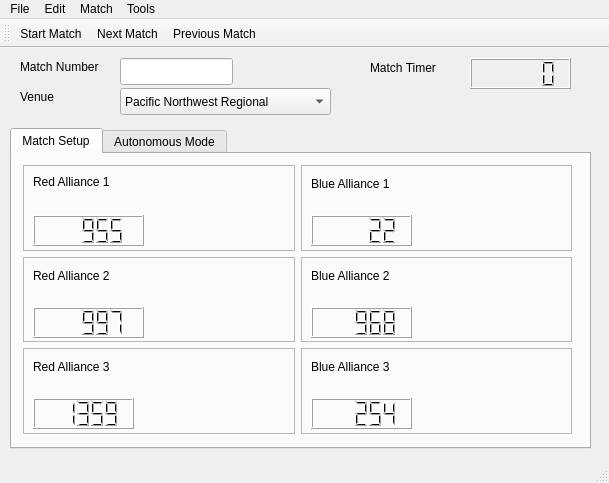
takikawa/wiiscouter, file wiiscouter.ui: the form before one commit.
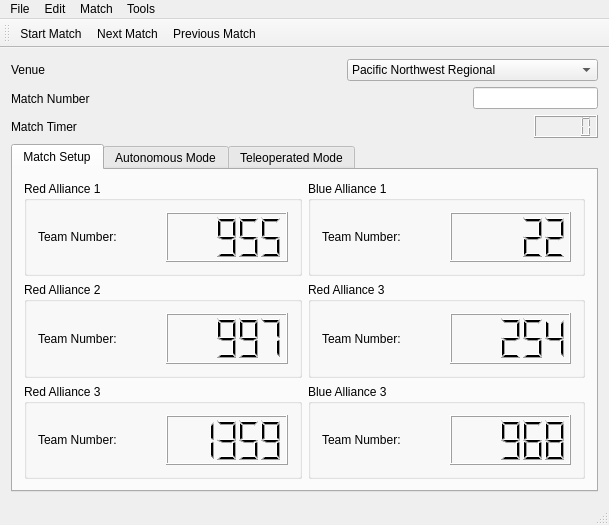
The form after the commit. The open tabs and pages were chosen to show the change.

Commit message: UI updated to properly layout and use better widgets.

```diff
--- a/wiiscouter.ui
+++ b/wiiscouter.ui
@@ -7,362 +7,351 @@
     <x>0</x>
     <y>0</y>
     <width>609</width>
-    <height>483</height>
+    <height>525</height>
    </rect>
   </property>
   <property name="windowTitle">
    <string>WiiScouter</string>
   </property>
   <widget class="QWidget" name="centralWidget">
-   <widget class="QTabWidget" name="mainTabs">
-    <property name="geometry">
-     <rect>
-      <x>10</x>
-      <y>80</y>
-      <width>581</width>
-      <height>321</height>
-     </rect>
-    </property>
-    <property name="currentIndex">
-     <number>0</number>
-    </property>
-    <widget class="QWidget" name="setupTab">
-     <attribute name="title">
-      <string>Match Setup</string>
-     </attribute>
-     <widget class="QWidget" name="gridLayoutWidget">
-      <property name="geometry">
-       <rect>
-        <x>0</x>
-        <y>0</y>
-        <width>571</width>
-        <height>291</height>
-       </rect>
+   <layout class="QVBoxLayout" name="verticalLayout_13">
+    <item>
+     <layout class="QHBoxLayout" name="horizontalLayout">
+      <item>
+       <layout class="QVBoxLayout" name="verticalLayout_2">
+        <item>
+         <widget class="QLabel" name="label_9">
+          <property name="text">
+           <string>Venue</string>
+          </property>
+         </widget>
+        </item>
+        <item>
+         <widget class="QLabel" name="matchNumberLabel">
+          <property name="text">
+           <string>Match Number</string>
+          </property>
+         </widget>
+        </item>
+        <item>
+         <widget class="QLabel" name="matchTimerLabel">
+          <property name="text">
+           <string>Match Timer</string>
+          </property>
+         </widget>
+        </item>
+       </layout>
+      </item>
+      <item>
+       <spacer name="horizontalSpacer">
+        <property name="orientation">
+         <enum>Qt::Horizontal</enum>
+        </property>
+        <property name="sizeHint" stdset="0">
+         <size>
+          <width>40</width>
+          <height>20</height>
+         </size>
+        </property>
+       </spacer>
+      </item>
+      <item>
+       <layout class="QVBoxLayout" name="verticalLayout_3">
+        <item>
+         <widget class="QComboBox" name="venueComboBox">
+          <item>
+           <property name="text">
+            <string>Pacific Northwest Regional</string>
+           </property>
+          </item>
+          <item>
+           <property name="text">
+            <string>Microsoft Seattle Regional</string>
+           </property>
+          </item>
+          <item>
+           <property name="text">
+            <string>Sacramento Davis Regional</string>
+           </property>
+          </item>
+          <item>
+           <property name="text">
+            <string>Championships</string>
+           </property>
+          </item>
+         </widget>
+        </item>
+        <item>
+         <layout class="QHBoxLayout" name="horizontalLayout_4">
+          <item>
+           <spacer name="horizontalSpacer_3">
+            <property name="orientation">
+             <enum>Qt::Horizontal</enum>
+            </property>
+            <property name="sizeHint" stdset="0">
+             <size>
+              <width>40</width>
+              <height>20</height>
+             </size>
+            </property>
+           </spacer>
+          </item>
+          <item>
+           <widget class="QLineEdit" name="matchLabelEdit">
+            <property name="enabled">
+             <bool>true</bool>
+            </property>
+            <property name="echoMode">
+             <enum>QLineEdit::Normal</enum>
+            </property>
+            <property name="readOnly">
+             <bool>true</bool>
+            </property>
+           </widget>
+          </item>
+         </layout>
+        </item>
+        <item>
+         <layout class="QHBoxLayout" name="horizontalLayout_3">
+          <item>
+           <spacer name="horizontalSpacer_2">
+            <property name="orientation">
+             <enum>Qt::Horizontal</enum>
+            </property>
+            <property name="sizeHint" stdset="0">
+             <size>
+              <width>40</width>
+              <height>20</height>
+             </size>
+            </property>
+           </spacer>
+          </item>
+          <item>
+           <widget class="QLCDNumber" name="matchTimer">
+            <property name="smallDecimalPoint">
+             <bool>false</bool>
+            </property>
+            <property name="numDigits">
+             <number>5</number>
+            </property>
+            <property name="segmentStyle">
+             <enum>QLCDNumber::Outline</enum>
+            </property>
+           </widget>
+          </item>
+         </layout>
+        </item>
+       </layout>
+      </item>
+     </layout>
+    </item>
+    <item>
+     <widget class="QTabWidget" name="gameTabs">
+      <property name="currentIndex">
+       <number>2</number>
       </property>
-      <layout class="QGridLayout" name="gridLayout">
-       <item row="3" column="0">
-        <widget class="QFrame" name="red3Frame">
-         <property name="frameShape">
-          <enum>QFrame::StyledPanel</enum>
-         </property>
-         <property name="frameShadow">
-          <enum>QFrame::Raised</enum>
-         </property>
-         <widget class="QLabel" name="label_3">
-          <property name="geometry">
-           <rect>
-            <x>10</x>
-            <y>10</y>
-            <width>101</width>
-            <height>17</height>
-           </rect>
-          </property>
-          <property name="text">
+      <widget class="QWidget" name="setupTab">
+       <attribute name="title">
+        <string>Match Setup</string>
+       </attribute>
+       <layout class="QGridLayout" name="gridLayout_2">
+        <item row="2" column="0">
+         <widget class="QGroupBox" name="groupBox">
+          <property name="title">
            <string>Red Alliance 3</string>
           </property>
+          <layout class="QHBoxLayout" name="horizontalLayout_2">
+           <item>
+            <widget class="QLabel" name="label_3">
+             <property name="text">
+              <string>Team Number:</string>
+             </property>
+            </widget>
+           </item>
+           <item>
+            <widget class="QLCDNumber" name="lcdNumber_2">
+             <property name="value" stdset="0">
+              <double>1359.000000000000000</double>
+             </property>
+            </widget>
+           </item>
+          </layout>
          </widget>
-         <widget class="QLCDNumber" name="lcdNumber_2">
-          <property name="geometry">
-           <rect>
-            <x>10</x>
-            <y>50</y>
-            <width>101</width>
-            <height>31</height>
-           </rect>
+        </item>
+        <item row="2" column="1">
+         <widget class="QGroupBox" name="groupBox_2">
+          <property name="title">
+           <string>Blue Alliance 3</string>
           </property>
-          <property name="value" stdset="0">
-           <double>1359.000000000000000</double>
-          </property>
+          <layout class="QHBoxLayout" name="horizontalLayout_6">
+           <item>
+            <widget class="QLabel" name="label_5">
+             <property name="text">
+              <string>Team Number:</string>
+             </property>
+            </widget>
+           </item>
+           <item>
+            <widget class="QLCDNumber" name="lcdNumber_4">
+             <property name="value" stdset="0">
+              <double>968.000000000000000</double>
+             </property>
+            </widget>
+           </item>
+          </layout>
          </widget>
-        </widget>
-       </item>
-       <item row="2" column="0">
-        <widget class="QFrame" name="red2Frame">
-         <property name="frameShape">
-          <enum>QFrame::StyledPanel</enum>
-         </property>
-         <property name="frameShadow">
-          <enum>QFrame::Raised</enum>
-         </property>
-         <widget class="QLabel" name="label_2">
-          <property name="geometry">
-           <rect>
-            <x>10</x>
-            <y>10</y>
-            <width>91</width>
-            <height>17</height>
-           </rect>
-          </property>
-          <property name="text">
+        </item>
+        <item row="1" column="0">
+         <widget class="QGroupBox" name="groupBox_3">
+          <property name="title">
            <string>Red Alliance 2</string>
           </property>
+          <layout class="QHBoxLayout" name="horizontalLayout_7">
+           <item>
+            <widget class="QLabel" name="label_4">
+             <property name="text">
+              <string>Team Number:</string>
+             </property>
+            </widget>
+           </item>
+           <item>
+            <widget class="QLCDNumber" name="lcdNumber">
+             <property name="value" stdset="0">
+              <double>997.000000000000000</double>
+             </property>
+            </widget>
+           </item>
+          </layout>
          </widget>
-         <widget class="QLCDNumber" name="lcdNumber">
-          <property name="geometry">
-           <rect>
-            <x>10</x>
-            <y>50</y>
-            <width>111</width>
-            <height>31</height>
-           </rect>
+        </item>
+        <item row="1" column="1">
+         <widget class="QGroupBox" name="groupBox_4">
+          <property name="title">
+           <string>Red Alliance 3</string>
           </property>
-          <property name="value" stdset="0">
-           <double>997.000000000000000</double>
-          </property>
+          <layout class="QHBoxLayout" name="horizontalLayout_8">
+           <item>
+            <widget class="QLabel" name="label_6">
+             <property name="text">
+              <string>Team Number:</string>
+             </property>
+            </widget>
+           </item>
+           <item>
+            <widget class="QLCDNumber" name="lcdNumber_3">
+             <property name="value" stdset="0">
+              <double>254.000000000000000</double>
+             </property>
+            </widget>
+           </item>
+          </layout>
          </widget>
-        </widget>
-       </item>
-       <item row="0" column="0">
-        <widget class="QFrame" name="red1Frame">
-         <property name="frameShape">
-          <enum>QFrame::StyledPanel</enum>
-         </property>
-         <property name="frameShadow">
-          <enum>QFrame::Raised</enum>
-         </property>
-         <widget class="QLabel" name="label">
-          <property name="geometry">
-           <rect>
-            <x>10</x>
-            <y>7</y>
-            <width>91</width>
-            <height>20</height>
-           </rect>
-          </property>
-          <property name="text">
+        </item>
+        <item row="0" column="0">
+         <widget class="QGroupBox" name="groupBox_5">
+          <property name="title">
            <string>Red Alliance 1</string>
           </property>
+          <layout class="QHBoxLayout" name="horizontalLayout_5">
+           <item>
+            <widget class="QLabel" name="label">
+             <property name="text">
+              <string>Team Number:</string>
+             </property>
+            </widget>
+           </item>
+           <item>
+            <widget class="QLCDNumber" name="red1Number">
+             <property name="value" stdset="0">
+              <double>955.000000000000000</double>
+             </property>
+            </widget>
+           </item>
+          </layout>
          </widget>
-         <widget class="QLCDNumber" name="red1Number">
-          <property name="geometry">
-           <rect>
-            <x>10</x>
-            <y>50</y>
-            <width>111</width>
-            <height>31</height>
-           </rect>
-          </property>
-          <property name="value" stdset="0">
-           <double>955.000000000000000</double>
-          </property>
-         </widget>
-        </widget>
-       </item>
-       <item row="2" column="1">
-        <widget class="QFrame" name="blue2Frame">
-         <property name="frameShape">
-          <enum>QFrame::StyledPanel</enum>
-         </property>
-         <property name="frameShadow">
-          <enum>QFrame::Raised</enum>
-         </property>
-         <widget class="QLCDNumber" name="lcdNumber_4">
-          <property name="geometry">
-           <rect>
-            <x>10</x>
-            <y>50</y>
-            <width>101</width>
-            <height>31</height>
-           </rect>
-          </property>
-          <property name="value" stdset="0">
-           <double>968.000000000000000</double>
-          </property>
-         </widget>
-         <widget class="QLabel" name="label_5">
-          <property name="geometry">
-           <rect>
-            <x>10</x>
-            <y>10</y>
-            <width>91</width>
-            <height>17</height>
-           </rect>
-          </property>
-          <property name="text">
-           <string>Blue Alliance 2</string>
-          </property>
-         </widget>
-        </widget>
-       </item>
-       <item row="3" column="1">
-        <widget class="QFrame" name="blueFrame3">
-         <property name="frameShape">
-          <enum>QFrame::StyledPanel</enum>
-         </property>
-         <property name="frameShadow">
-          <enum>QFrame::Raised</enum>
-         </property>
-         <widget class="QLCDNumber" name="lcdNumber_3">
-          <property name="geometry">
-           <rect>
-            <x>10</x>
-            <y>50</y>
-            <width>101</width>
-            <height>31</height>
-           </rect>
-          </property>
-          <property name="value" stdset="0">
-           <double>254.000000000000000</double>
-          </property>
-         </widget>
-         <widget class="QLabel" name="label_6">
-          <property name="geometry">
-           <rect>
-            <x>10</x>
-            <y>10</y>
-            <width>101</width>
-            <height>17</height>
-           </rect>
-          </property>
-          <property name="text">
-           <string>Blue Alliance 3</string>
-          </property>
-         </widget>
-        </widget>
-       </item>
-       <item row="0" column="1">
-        <widget class="QFrame" name="blue1Frame">
-         <property name="frameShape">
-          <enum>QFrame::StyledPanel</enum>
-         </property>
-         <property name="frameShadow">
-          <enum>QFrame::Raised</enum>
-         </property>
-         <widget class="QLCDNumber" name="lcdNumber_5">
-          <property name="geometry">
-           <rect>
-            <x>10</x>
-            <y>50</y>
-            <width>101</width>
-            <height>31</height>
-           </rect>
-          </property>
-          <property name="value" stdset="0">
-           <double>22.000000000000000</double>
-          </property>
-         </widget>
-         <widget class="QLabel" name="label_4">
-          <property name="geometry">
-           <rect>
-            <x>10</x>
-            <y>10</y>
-            <width>91</width>
-            <height>17</height>
-           </rect>
-          </property>
-          <property name="text">
+        </item>
+        <item row="0" column="1">
+         <widget class="QGroupBox" name="groupBox_6">
+          <property name="title">
            <string>Blue Alliance 1</string>
           </property>
+          <layout class="QHBoxLayout" name="horizontalLayout_9">
+           <item>
+            <widget class="QLabel" name="label_2">
+             <property name="text">
+              <string>Team Number:</string>
+             </property>
+            </widget>
+           </item>
+           <item>
+            <widget class="QLCDNumber" name="lcdNumber_5">
+             <property name="value" stdset="0">
+              <double>22.000000000000000</double>
+             </property>
+            </widget>
+           </item>
+          </layout>
          </widget>
-        </widget>
-       </item>
-      </layout>
+        </item>
+       </layout>
+      </widget>
+      <widget class="QWidget" name="autoTab">
+       <attribute name="title">
+        <string>Autonomous Mode</string>
+       </attribute>
+       <layout class="QGridLayout" name="gridLayout">
+        <item row="0" column="0">
+         <widget class="QGroupBox" name="groupBox_7">
+          <property name="title">
+           <string>GroupBox</string>
+          </property>
+         </widget>
+        </item>
+        <item row="1" column="0">
+         <widget class="QGroupBox" name="groupBox_8">
+          <property name="title">
+           <string>GroupBox</string>
+          </property>
+         </widget>
+        </item>
+        <item row="2" column="0">
+         <widget class="QGroupBox" name="groupBox_9">
+          <property name="title">
+           <string>GroupBox</string>
+          </property>
+         </widget>
+        </item>
+        <item row="0" column="1">
+         <widget class="QGroupBox" name="groupBox_10">
+          <property name="title">
+           <string>GroupBox</string>
+          </property>
+         </widget>
+        </item>
+        <item row="1" column="1">
+         <widget class="QGroupBox" name="groupBox_11">
+          <property name="title">
+           <string>GroupBox</string>
+          </property>
+         </widget>
+        </item>
+        <item row="2" column="1">
+         <widget class="QGroupBox" name="groupBox_12">
+          <property name="title">
+           <string>GroupBox</string>
+          </property>
+         </widget>
+        </item>
+       </layout>
+      </widget>
+      <widget class="QWidget" name="mainTab">
+       <attribute name="title">
+        <string>Teleoperated Mode</string>
+       </attribute>
+      </widget>
      </widget>
-    </widget>
-    <widget class="QWidget" name="autoTab">
-     <attribute name="title">
-      <string>Autonomous Mode</string>
-     </attribute>
-    </widget>
-   </widget>
-   <widget class="QLCDNumber" name="matchTimer">
-    <property name="geometry">
-     <rect>
-      <x>470</x>
-      <y>10</y>
-      <width>101</width>
-      <height>31</height>
-     </rect>
-    </property>
-   </widget>
-   <widget class="QLabel" name="matchTimerLabel">
-    <property name="geometry">
-     <rect>
-      <x>370</x>
-      <y>10</y>
-      <width>81</width>
-      <height>20</height>
-     </rect>
-    </property>
-    <property name="text">
-     <string>Match Timer</string>
-    </property>
-   </widget>
-   <widget class="QLabel" name="matchNumberLabel">
-    <property name="geometry">
-     <rect>
-      <x>20</x>
-      <y>10</y>
-      <width>91</width>
-      <height>17</height>
-     </rect>
-    </property>
-    <property name="text">
-     <string>Match Number</string>
-    </property>
-   </widget>
-   <widget class="QLabel" name="label_9">
-    <property name="geometry">
-     <rect>
-      <x>20</x>
-      <y>40</y>
-      <width>60</width>
-      <height>17</height>
-     </rect>
-    </property>
-    <property name="text">
-     <string>Venue</string>
-    </property>
-   </widget>
-   <widget class="QComboBox" name="venueComboBox">
-    <property name="geometry">
-     <rect>
-      <x>120</x>
-      <y>40</y>
-      <width>211</width>
-      <height>27</height>
-     </rect>
-    </property>
-    <item>
-     <property name="text">
-      <string>Pacific Northwest Regional</string>
-     </property>
     </item>
-    <item>
-     <property name="text">
-      <string>Microsoft Seattle Regional</string>
-     </property>
-    </item>
-    <item>
-     <property name="text">
-      <string>Sacramento Davis Regional</string>
-     </property>
-    </item>
-    <item>
-     <property name="text">
-      <string>Championships</string>
-     </property>
-    </item>
-   </widget>
-   <widget class="QLineEdit" name="matchLabelEdit">
-    <property name="enabled">
-     <bool>true</bool>
-    </property>
-    <property name="geometry">
-     <rect>
-      <x>120</x>
-      <y>10</y>
-      <width>113</width>
-      <height>27</height>
-     </rect>
-    </property>
-    <property name="echoMode">
-     <enum>QLineEdit::Normal</enum>
-    </property>
-    <property name="readOnly">
-     <bool>true</bool>
-    </property>
-   </widget>
+   </layout>
   </widget>
   <widget class="QMenuBar" name="menuBar">
    <property name="geometry">
```
